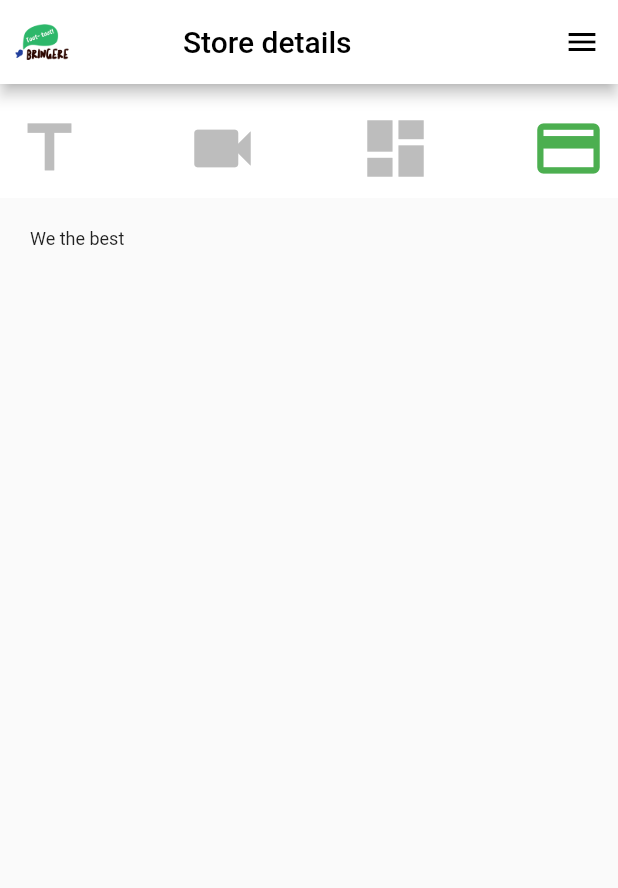
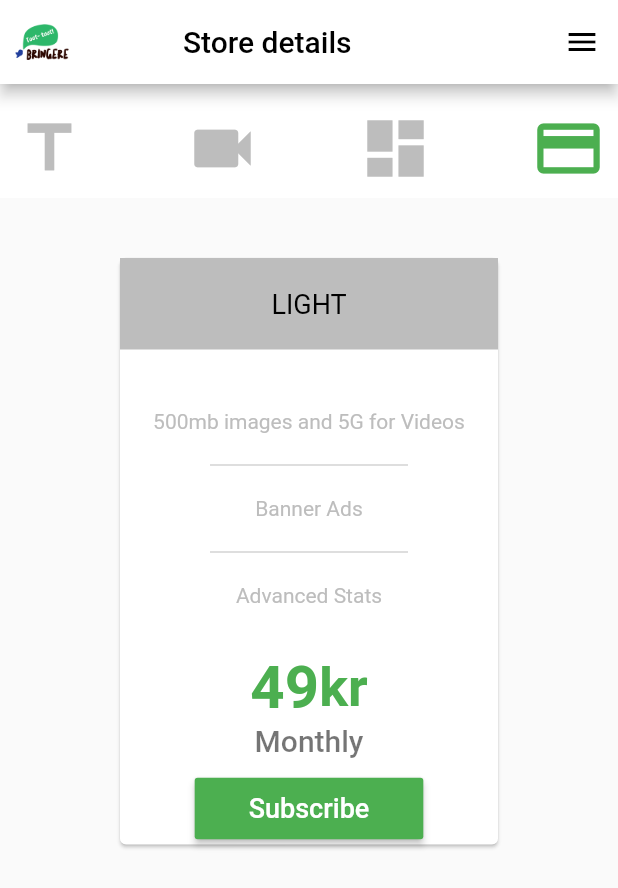
Before and after one commit to vic7ord1st/bringere, a Flutter app: the screen it shows after launch, after a tap on the "title" icon, after a tap on the "videocam" icon, after a tap on the "payment" icon, on a phone screen of 412 x 824 dp. Shown: the top 888 px of the screen. Run offline on Flutter 3.47's test engine with Material 2 defaults, Android fonts, the phone set to English and light mode, and no system bars; our stand-ins replace carousel_slider, firebase_database, google_maps_flutter; accounts and stored records are empty.

Commit message:
created the light carousel and fixed the out of bound error

```diff
--- a/lib/screens/registrationPage.dart
+++ b/lib/screens/registrationPage.dart
@@ -2,7 +2,7 @@
 import 'package:flutter/material.dart';
 import '../views/appBar.dart';
 import '../views/loginPopup.dart';
-// import '../views/registration_card.dart';
+import '../views/registration_card.dart';
 
 class Registration extends StatefulWidget {
   @override
@@ -112,19 +112,19 @@ class _RegistrationState extends State<Registration> {
     shrinkWrap: true,
     children: <Widget>[
       SizedBox(
-        height: 10,
+        height: 20,
       ),
       fieldSetter('Store Name', false),
       SizedBox(
-        height: 10,
+        height: 20,
       ),
       fieldSetter('Address', false),
       SizedBox(
-        height: 10,
+        height: 20,
       ),
       fieldSetter('Password', true),
       SizedBox(
-        height: 10,
+        height: 50,
       ),
       Container(
         child: RaisedButton(
@@ -140,40 +140,22 @@ class _RegistrationState extends State<Registration> {
                 fontSize: 18,
                 color: Colors.white,
               ),
-              )),
+            ),
+          ),
           onPressed: () {}, // Define function later
         ),
       )
     ],
   );
 
-  var carrousel = ListView(
-    shrinkWrap: true,
-    children: <Widget>[
-    SizedBox(height: 20,),
-    Container(
-      height: 200,
-      child:  Text("We the best", style: TextStyle(fontSize: 12),))
-  ],
 
 
-    // child: StatefulBuilder(
-    //   builder: (context, StateSetter setState) => CarouselSlider(
-    //     height: 250,
-    //     items: <Widget>[
-    //       card,
-    //   ],
-    //   )
-    // ),
-  );
-
- Widget sort(){
-   if(_isTitle){
+  Widget sort() {
+    if (_isTitle) {
       return listView;
-   }
-   else if(_isPayment){
-     return carrousel;
-   }
-   else return null;
+    } else if (_isPayment) {
+      return RegistrationCard();
+    } else
+      return null;
   }
 }
--- a/lib/views/registration_card.dart
+++ b/lib/views/registration_card.dart
@@ -1,45 +1,121 @@
 import 'package:flutter/material.dart';
 
-List<String> light = ["up to 500MB/ 500G", "Banner Ads", " Advance Stats"];
-List<String> plus = ["$light", "Marketing tools", "private link sharing"];
-List<String> pro = [
-  "$plus",
-  "More private link sharing",
-  "More Private matters"
-];
-
-var card = Container(
-  height: 300,
+class RegistrationCard extends StatelessWidget {
+  @override
+  Widget build(BuildContext context) {
+    return Card(
+      margin: EdgeInsets.only(right: 60, left: 60, top: 40, bottom: 40),
+      child: Container(
         child: Column(
           children: <Widget>[
             Container(
-          color: Colors.grey[300],
-          margin: EdgeInsets.only(
-            left: 0,
-            right: 0,
-            top: 0,
+              alignment: Alignment.center,
+              child: Text(
+                'LIGHT',
+                style: TextStyle(
+                  color: Colors.black,
+                  fontSize: 18,
                 ),
+              ),
+              color: Colors.grey[400],
+              margin: EdgeInsets.only(bottom: 20),
+              padding:
+                  EdgeInsets.only(left: 20, right: 20, top: 20, bottom: 20),
+            ),
+            Container(
               child: Text(
-            "LIGHT",
+                '500mb images and 5G for Videos',
+                style: TextStyle(
+                  color: Colors.grey[400],
+                  fontSize: 14,
+                ),
+              ),
+              padding: EdgeInsets.only(right: 20, left: 20, top: 20),
+              alignment: Alignment.center,
+            ),
+            Container(
+              margin: EdgeInsets.only(right: 60, left: 60, top: 20),
+              child: Divider(height: 2, color: Colors.grey[400]),
+            ),
+            Container(
+              child: Text(
+                'Banner Ads',
+                style: TextStyle(
+                  color: Colors.grey[400],
+                  fontSize: 14,
+                ),
+              ),
+              padding: EdgeInsets.only(right: 20, left: 20, top: 20),
+              alignment: Alignment.center,
+            ),
+            Container(
+              margin: EdgeInsets.only(right: 60, left: 60, top: 20),
+              child: Divider(height: 2, color: Colors.grey[400]),
+            ),
+            Container(
+              child: Text(
+                'Advanced Stats',
+                style: TextStyle(
+                  color: Colors.grey[400],
+                  fontSize: 14,
+                ),
+              ),
+              padding: EdgeInsets.only(right: 20, left: 20, top: 20),
+              alignment: Alignment.center,
+            ),
+            SizedBox(
+              height: 30,
+            ),
+            Row(
+              mainAxisAlignment: MainAxisAlignment.center,
+              children: <Widget>[
+                Text(
+                  '49',
+                  style: TextStyle(
+                      color: Colors.green,
+                      fontSize: 40,
+                      fontWeight: FontWeight.w700),
+                ),
+                Text(
+                  'kr',
+                  style: TextStyle(
+                      color: Colors.green,
+                      fontSize: 36,
+                      fontWeight: FontWeight.w600),
+                ),
+              ],
+            ),
+            Container(
+              margin: EdgeInsets.all(0),
+              child: Text(
+                'Monthly',
+                style: TextStyle(
+                    color: Colors.black54,
+                    fontSize: 20,
+                    fontWeight: FontWeight.w500),
+              ),
+            ),
+            SizedBox(height: 10,),
+            RaisedButton(
+              elevation: 2,
+              color: Colors.green[500],
+              animationDuration: Duration(seconds: 1),
+              child: Container(
+                padding:
+                    EdgeInsets.only(left: 20, right: 20, top: 10, bottom: 10),
+                child: Text(
+                  'Subscribe',
                   style: TextStyle(
                     fontSize: 18,
-              fontWeight: FontWeight.w600,
+                    color: Colors.white,
                   ),
                 ),
               ),
-        // ListView.builder(
-        //   itemBuilder: _buildListItem,
-        //   itemCount: light.length,
-        // ),
+              onPressed: () {}, // Define function later
+            ),
           ],
         ),
+      ),
     );
-
-// Widget _buildListItem(BuildContext context, int index) {
-//   return Row(
-//     children: <Widget>[
-//       Text(light[index],
-//           style: TextStyle(fontSize: 16, fontWeight: FontWeight.w600))
-//     ],
-//   );
-// }
+  }
+}
```
Lines whose indentation alone changed are shown as unchanged.
